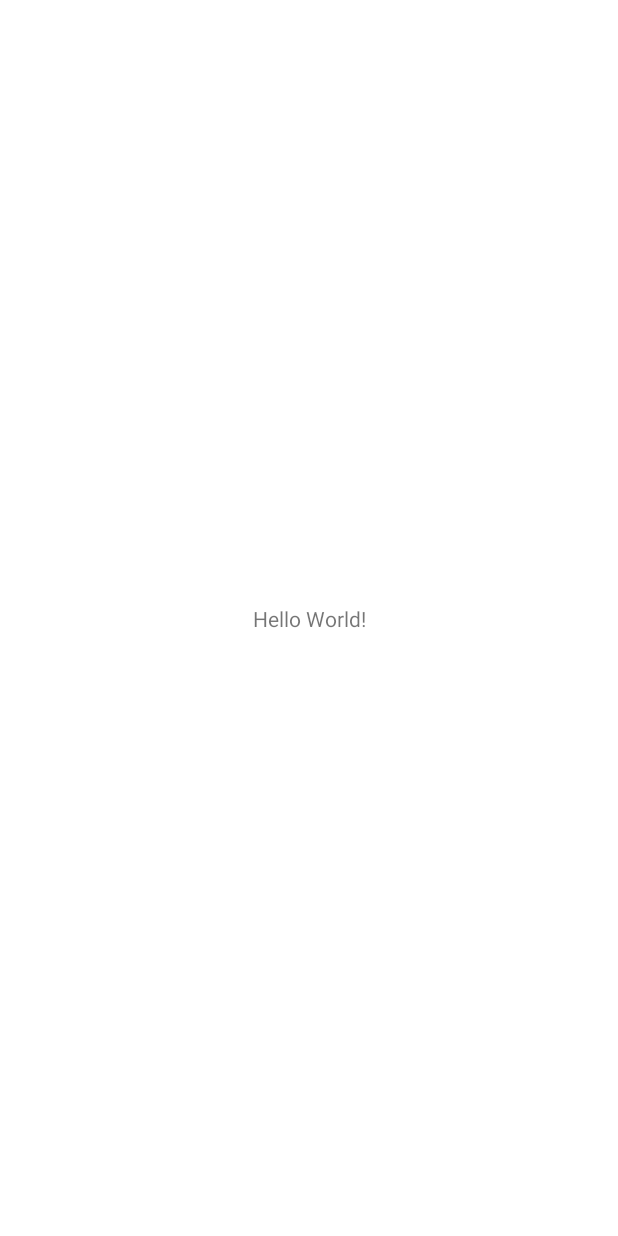
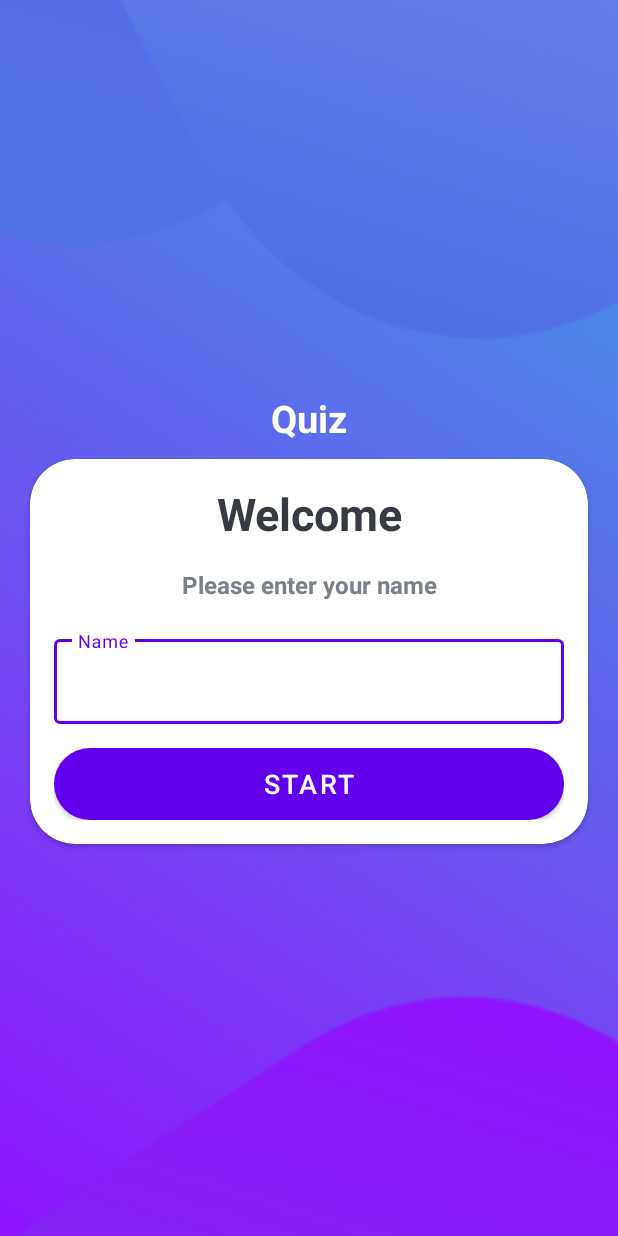
Before and after one commit to JangWoojun/Quiz_App, an Android app: the screen it shows after launch (MainActivity), on a phone screen of 412 x 824 dp. Before the commit the screen is almost empty. Run offline under Robolectric (Android 15) with nearby library versions, the phone set to English and light mode, and no system bars.

Commit message:
2022/10/31 시작화면 디자인

```diff
--- a/app/src/main/res/layout/activity_main.xml
+++ b/app/src/main/res/layout/activity_main.xml
@@ -1,18 +1,82 @@
 <?xml version="1.0" encoding="utf-8"?>
-<androidx.constraintlayout.widget.ConstraintLayout xmlns:android="http://schemas.android.com/apk/res/android"
-    xmlns:app="http://schemas.android.com/apk/res-auto"
+<LinearLayout xmlns:android="http://schemas.android.com/apk/res/android"
     xmlns:tools="http://schemas.android.com/tools"
     android:layout_width="match_parent"
     android:layout_height="match_parent"
-    tools:context=".MainActivity">
+    xmlns:app="http://schemas.android.com/apk/res-auto"
+    android:background="@drawable/ic_bg"
+    tools:context=".MainActivity"
+    android:gravity="center"
+    android:orientation="vertical">
 
     <TextView
-        android:layout_width="wrap_content"
+        android:layout_marginBottom="10sp"
+        android:layout_width="match_parent"
         android:layout_height="wrap_content"
-        android:text="Hello World!"
-        app:layout_constraintBottom_toBottomOf="parent"
-        app:layout_constraintEnd_toEndOf="parent"
-        app:layout_constraintStart_toStartOf="parent"
-        app:layout_constraintTop_toTopOf="parent" />
+        android:gravity="center"
+        android:text="Quiz"
+        android:textColor="@color/white"
+        android:textSize="25sp"
+        android:textStyle="bold" />
 
-</androidx.constraintlayout.widget.ConstraintLayout>
+    <androidx.cardview.widget.CardView
+        app:cardCornerRadius="30sp"
+        android:layout_width="match_parent"
+        android:layout_height="wrap_content"
+        android:layout_marginStart="20sp"
+        android:layout_marginEnd="20sp"
+        android:background="@color/white">
+
+        <LinearLayout
+            android:layout_width="match_parent"
+            android:layout_height="wrap_content"
+            android:layout_margin="16sp"
+            android:orientation="vertical">
+
+            <TextView
+                android:layout_width="match_parent"
+                android:layout_height="wrap_content"
+                android:gravity="center"
+                android:text="Welcome"
+                android:textColor="#363A43"
+                android:textSize="30sp"
+                android:textStyle="bold" />
+
+            <TextView
+                android:layout_width="match_parent"
+                android:layout_height="wrap_content"
+                android:layout_marginTop="16sp"
+                android:gravity="center"
+                android:text="Please enter your name"
+                android:textColor="#7A8089"
+                android:textSize="16sp"
+                android:textStyle="bold" />
+
+            <com.google.android.material.textfield.TextInputLayout
+                android:layout_width="match_parent"
+                android:layout_height="wrap_content"
+                android:layout_marginTop="20sp"
+                style="@style/Widget.MaterialComponents.TextInputLayout.OutlinedBox">
+
+                <androidx.appcompat.widget.AppCompatEditText
+                    android:layout_width="match_parent"
+                    android:layout_height="wrap_content"
+                    android:hint="Name"/>
+
+            </com.google.android.material.textfield.TextInputLayout>
+
+            <Button
+                android:text="Start"
+                android:textSize="18sp"
+                android:textColor="@color/white"
+                android:background="@drawable/radius"
+                android:layout_marginTop="16sp"
+                android:layout_width="match_parent"
+                android:layout_height="wrap_content"/>
+
+        </LinearLayout>
+
+    </androidx.cardview.widget.CardView>
+
+
+</LinearLayout>
```
